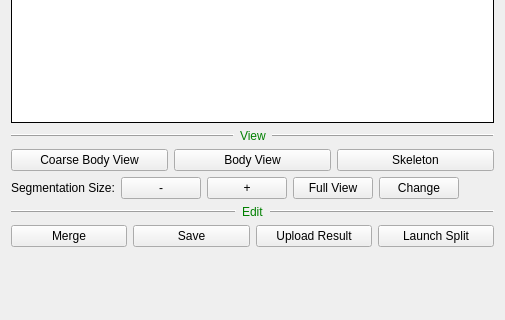
First picture: the form in neurolabi/gui/flyem/flyemproofcontrolform.ui, repository janelia-flyem/NeuTu, before the edit; both pictures show x 0 to 505 and y 108 to 428 of the 505 by 539 pixel window.
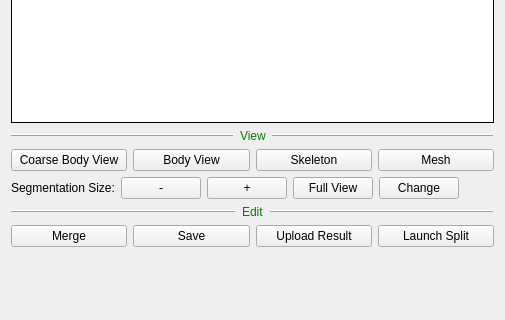
Second picture: the form after the edit. Custom widgets are drawn as their Qt base class.

Commit message: add mesh view

What changed in the file:
```diff
--- a/neurolabi/gui/flyem/flyemproofcontrolform.ui
+++ b/neurolabi/gui/flyem/flyemproofcontrolform.ui
@@ -154,6 +154,13 @@
        </property>
       </widget>
      </item>
+     <item>
+      <widget class="QPushButton" name="meshPushButton">
+       <property name="text">
+        <string>Mesh</string>
+       </property>
+      </widget>
+     </item>
     </layout>
    </item>
    <item>
```
The commit also changes 26 other files.
